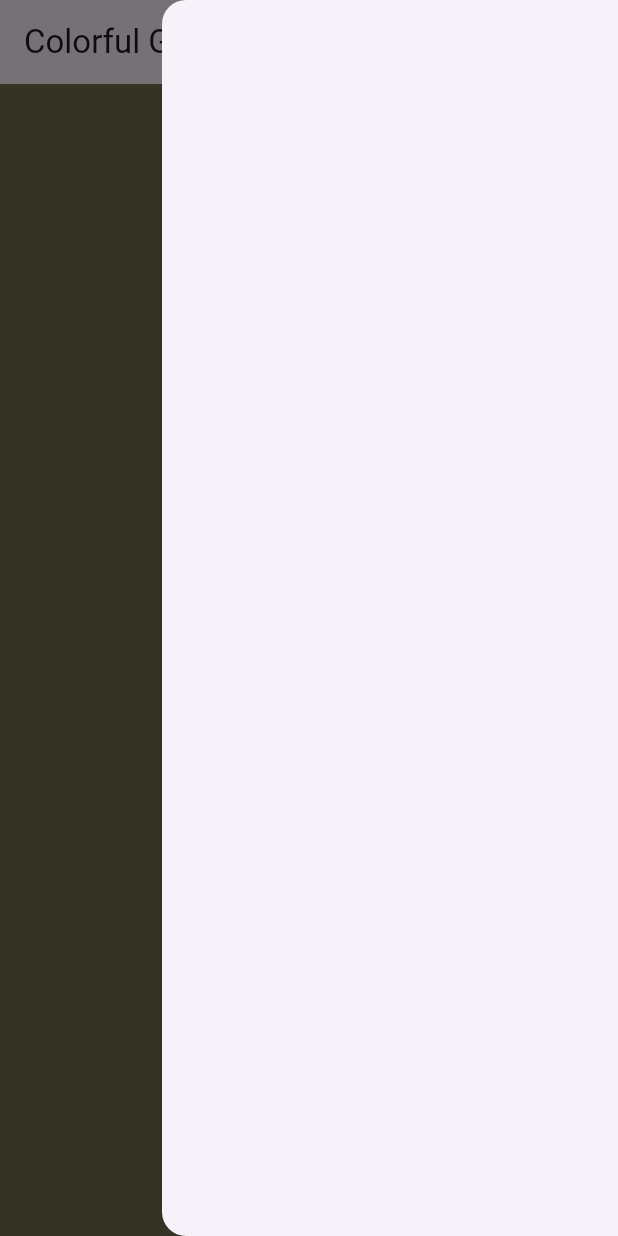
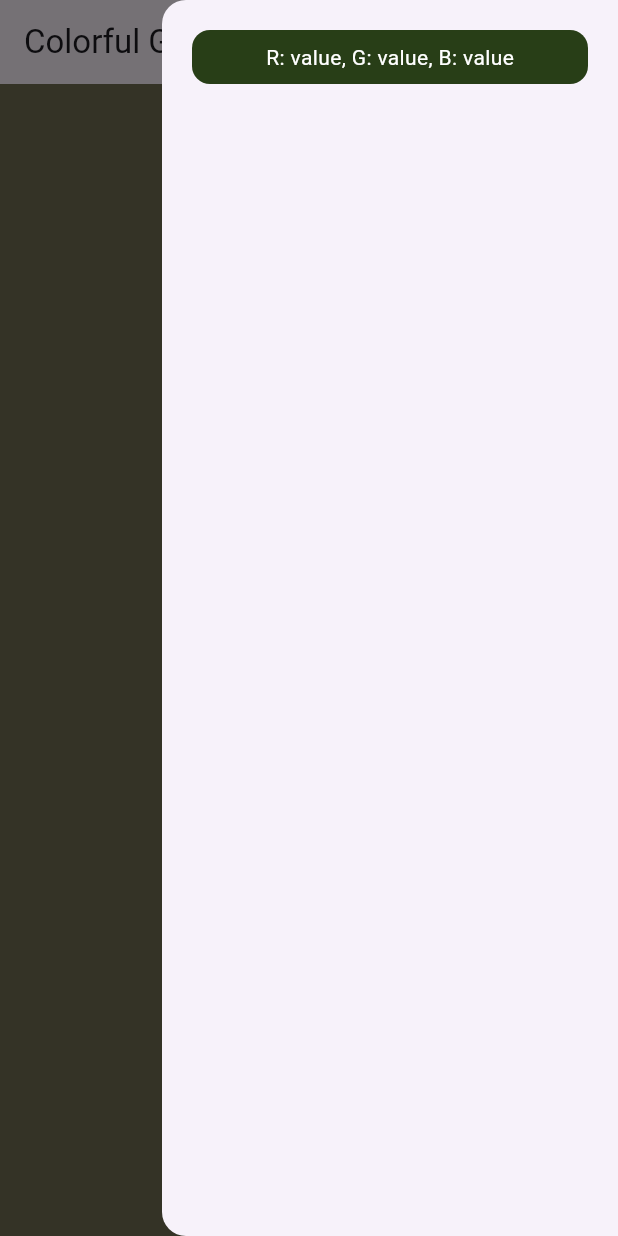
Before and after one commit to UbohyiPetro/colorful_greetings, a Flutter app: the screen it shows after launch, in the side drawer, after a tap on the "history" icon, on a phone screen of 412 x 824 dp. Run offline on Flutter 3.47's test engine with Material 3 defaults, Android fonts, the phone set to English and light mode, and no system bars; our stand-ins replace get.

```diff
--- a/lib/history/controller/history_controller.dart
+++ b/lib/history/controller/history_controller.dart
@@ -10,6 +10,15 @@ class HistoryController extends GetxController {
     super.onInit();
   }
 
+  HistoryModel generateHistoryModelFromColor(int red, int green, int blue) {
+    final HistoryModel historyModel = HistoryModel(
+      red: red,
+      green: green,
+      blue: blue,
+    );
+    return historyModel;
+  }
+
   List<HistoryModel> getHistoryList() {
     return historyState.history;
   }
--- a/lib/history/ui/history_drawer.dart
+++ b/lib/history/ui/history_drawer.dart
@@ -1,5 +1,6 @@
 import 'package:colorful_greetings/history/controller/history_controller.dart';
 import 'package:colorful_greetings/history/ui/history_item_component.dart';
+import 'package:colorful_greetings/home/theme/spacing.dart';
 import 'package:flutter/material.dart';
 import 'package:get/get.dart';
 
@@ -12,13 +13,19 @@ class HistoryDrawer extends StatelessWidget {
     final history = historyController.historyState.history;
     return Drawer(
       child: Padding(
-        padding: const EdgeInsets.all(16.0),
+        padding: const EdgeInsets.all(
+          Spacing.medium,
+        ),
         child: ListView.builder(
           itemCount: history.length,
           itemBuilder: (BuildContext context, int index) {
             final historyItem = history[index];
             final historyItemColor = Color.fromRGBO(
-                historyItem.red, historyItem.green, historyItem.blue, 1.0);
+              historyItem.red,
+              historyItem.green,
+              historyItem.blue,
+              1.0,
+            );
             return HistoryItemComponent(color: historyItemColor);
           },
         ),
--- a/lib/history/ui/history_item_component.dart
+++ b/lib/history/ui/history_item_component.dart
@@ -1,3 +1,4 @@
+import 'package:colorful_greetings/home/theme/spacing.dart';
 import 'package:flutter/material.dart';
 
 class HistoryItemComponent extends StatelessWidget {
@@ -11,7 +12,9 @@ class HistoryItemComponent extends StatelessWidget {
       color: color,
       elevation: 0,
       child: Padding(
-        padding: const EdgeInsets.all(8.0),
+        padding: const EdgeInsets.all(
+          Spacing.small,
+        ),
         child: Center(
           child: Text(
             'R: value, G: value, B: value',
--- a/lib/home/controller/color_controller.dart
+++ b/lib/home/controller/color_controller.dart
@@ -1,10 +1,12 @@
 import 'dart:math';
 
+import 'package:colorful_greetings/history/controller/history_controller.dart';
 import 'package:colorful_greetings/home/state/color_state.dart';
 import 'package:flutter/material.dart';
 import 'package:get/get.dart';
 
 class ColorController extends GetxController {
+  final HistoryController historyController = Get.find<HistoryController>();
   final ColorState colorState = ColorState();
   final Random _random = Random();
 
@@ -36,5 +38,8 @@ class ColorController extends GetxController {
     colorState.red.value = red;
     colorState.green.value = green;
     colorState.blue.value = blue;
+    final historyItem =
+        historyController.generateHistoryModelFromColor(red, green, blue);
+    historyController.addColorToHistory(historyItem);
   }
 }
--- /dev/null
+++ b/lib/home/theme/spacing.dart
@@ -0,0 +1,4 @@
+class Spacing {
+  static const small = 8.0;
+  static const medium = 16.0;
+}
--- a/lib/home/ui/home_screen.dart
+++ b/lib/home/ui/home_screen.dart
@@ -1,7 +1,6 @@
-import 'package:colorful_greetings/history/controller/history_controller.dart';
-import 'package:colorful_greetings/history/model/history_model.dart';
 import 'package:colorful_greetings/history/ui/history_drawer.dart';
 import 'package:colorful_greetings/home/controller/color_controller.dart';
+import 'package:colorful_greetings/home/theme/spacing.dart';
 import 'package:flutter/material.dart';
 import 'package:get/get.dart';
 
@@ -10,19 +9,10 @@ class HomeScreen extends StatelessWidget {
 
   @override
   Widget build(BuildContext context) {
-    final ColorController colorController = Get.put(ColorController());
-    final HistoryController historyController = Get.put(HistoryController());
+    final ColorController colorController = Get.find<ColorController>();
     return Obx(
       () => GestureDetector(
-        onTap: () {
-          colorController.generateNewColor();
-          final HistoryModel historyItem = HistoryModel(
-            red: colorController.colorState.red.value,
-            green: colorController.colorState.green.value,
-            blue: colorController.colorState.blue.value,
-          );
-          historyController.addColorToHistory(historyItem);
-        },
+        onTap: colorController.generateNewColor,
         child: Scaffold(
           endDrawer: const HistoryDrawer(),
           backgroundColor: colorController.getCurrentBackgroundColor(),
@@ -31,7 +21,9 @@ class HomeScreen extends StatelessWidget {
               Builder(
                 builder: (BuildContext context) {
                   return Padding(
-                    padding: const EdgeInsets.only(right: 8.0),
+                    padding: const EdgeInsets.only(
+                      right: Spacing.small,
+                    ),
                     child: IconButton(
                       onPressed: () => Scaffold.of(context).openEndDrawer(),
                       icon: const Icon(
--- a/lib/main.dart
+++ b/lib/main.dart
@@ -1,5 +1,8 @@
+import 'package:colorful_greetings/history/controller/history_controller.dart';
+import 'package:colorful_greetings/home/controller/color_controller.dart';
 import 'package:colorful_greetings/home/ui/home_screen.dart';
 import 'package:flutter/material.dart';
+import 'package:get/get.dart';
 
 void main() {
   runApp(const ColorfulGreetings());
@@ -10,6 +13,8 @@ class ColorfulGreetings extends StatelessWidget {
 
   @override
   Widget build(BuildContext context) {
+    Get.put(HistoryController());
+    Get.put(ColorController());
     return const MaterialApp(
       home: HomeScreen(),
     );
```
